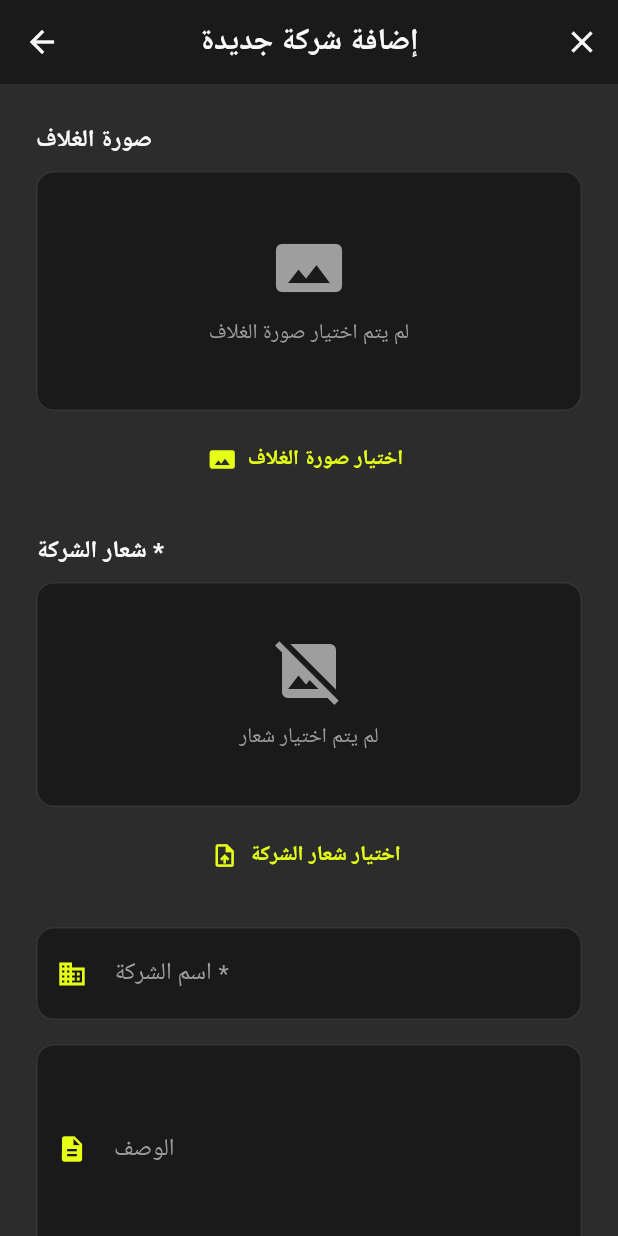
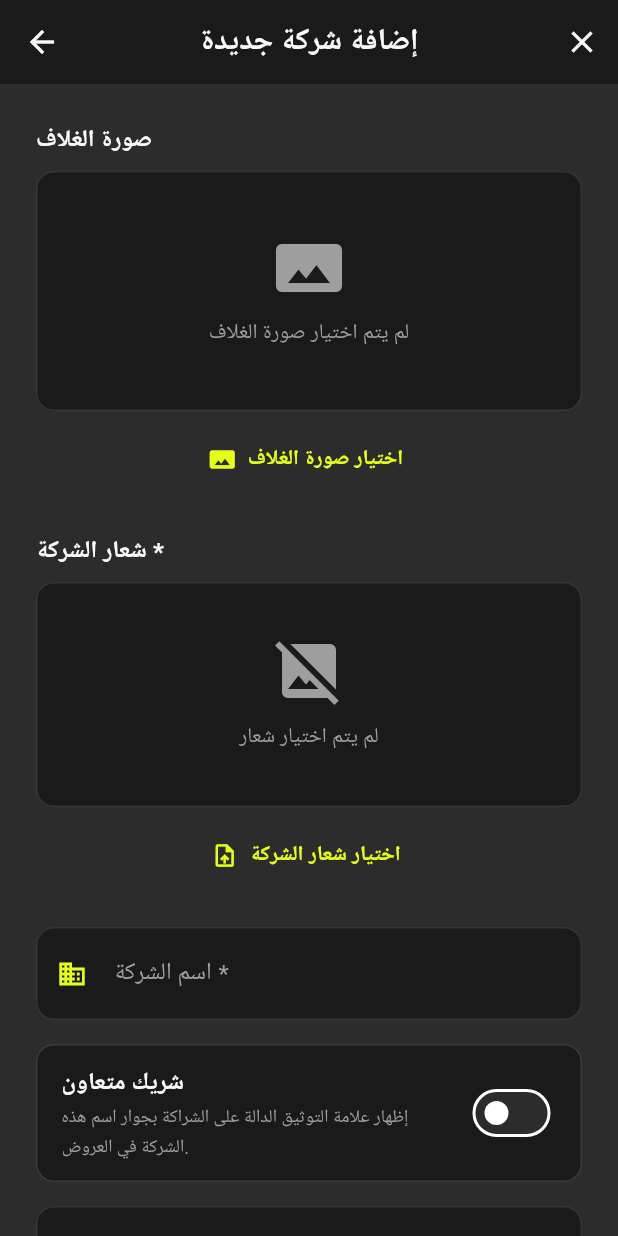
Before and after one commit to Martina-Mamdouh/Codio, a Flutter app: the CompanyEditorForm screen opened directly, on a phone screen of 412 x 824 dp. Run offline on Flutter 3.47's test engine with Material 3 defaults, Android fonts, the phone set to English and light mode, and no system bars; our stand-ins replace cached_network_image, carousel_slider, file_picker, firebase_core, flutter_map, flutter_screenutil and 11 more; missing offline and left inert: in_app_update, onesignal_flutter; accounts and stored records are empty; network calls fail; Roboto replaces fonts that are missing (Cairo).

Commit message:
Banner views analytics+Make an icon for the partner companies+Make discount tag and font smaller

```diff
--- a/lib/admin/views/widgets/company_editor_form.dart
+++ b/lib/admin/views/widgets/company_editor_form.dart
@@ -56,6 +56,9 @@ class CompanyEditorFormState extends State<CompanyEditorForm> {
   Set<int> _selectedCategoryIds = {}; // ✅ Multi-select
   int? _selectedPrimaryCategoryId; // ✅ Primary category
 
+  // ✅ Partner
+  bool _isPartner = false; // ✅
+
   // ✅ Branches
   List<Map<String, dynamic>> _branches = [];
 
@@ -89,6 +92,7 @@ class CompanyEditorFormState extends State<CompanyEditorForm> {
       _selectedCategoryIds =
           company.categoryIds?.toSet() ?? {}; // ✅ Multi-select
       _selectedPrimaryCategoryId = company.primaryCategoryId; // ✅ Primary
+      _isPartner = company.isPartner ?? false; // ✅
       _latController.text = company.lat.toString();
       _lngController.text = company.lng.toString();
       _descriptionController.text = company.description ?? '';
@@ -151,6 +155,7 @@ class CompanyEditorFormState extends State<CompanyEditorForm> {
       _selectedCoverBytes = null; // ✅
       _selectedCategoryIds = {}; // ✅
       _selectedPrimaryCategoryId = null; // ✅
+      _isPartner = false; // ✅
       _branches = []; // ✅ Branches
     }
   }
@@ -279,6 +284,7 @@ class CompanyEditorFormState extends State<CompanyEditorForm> {
       'instagram_url': _igController.text.trim().isEmpty
           ? null
           : _igController.text.trim(), // ✅
+      'is_partner': _isPartner, // ✅
       'social_links': {
         'facebook': _fbController.text.trim(),
         'whatsapp': _waController.text.trim(),
@@ -480,6 +486,36 @@ class CompanyEditorFormState extends State<CompanyEditorForm> {
                 hint: 'أدخل اسم الشركة',
                 icon: Icons.business,
                 validator: (val) => val!.isEmpty ? 'اسم الشركة مطلوب' : null,
+              ),
+              const SizedBox(height: 16),
+
+              // ✅ شريك متعاون
+              Container(
+                decoration: BoxDecoration(
+                  color: AppTheme.kDarkBackground,
+                  borderRadius: BorderRadius.circular(12),
+                  border: Border.all(color: AppTheme.kCardBorder),
+                ),
+                child: SwitchListTile(
+                  title: const Text(
+                    'شريك متعاون',
+                    style: TextStyle(
+                      color: AppTheme.kLightText,
+                      fontWeight: FontWeight.bold,
+                    ),
+                  ),
+                  subtitle: const Text(
+                    'إظهار علامة التوثيق الدالة على الشراكة بجوار اسم هذه الشركة في العروض.',
+                    style: TextStyle(color: AppTheme.kSubtleText, fontSize: 12),
+                  ),
+                  value: _isPartner,
+                  onChanged: (val) {
+                    setState(() {
+                      _isPartner = val;
+                    });
+                  },
+                  activeColor: AppTheme.kElectricLime,
+                ),
               ),
               const SizedBox(height: 16),
 
--- a/lib/core/models/company_model.dart
+++ b/lib/core/models/company_model.dart
@@ -26,6 +26,7 @@ class CompanyModel {
   final List<int>? categoryIds; // ✅ New Field
   final int? primaryCategoryId; // ✅ New Field
   final String? instagramUrl; // ✅ New Field
+  final bool? isPartner; // ✅ New Field
   final List<BranchModel>? branches; // ✅ Branches
 
   CompanyModel({
@@ -52,6 +53,7 @@ class CompanyModel {
     this.categoryIds, // ✅ New Field
     this.primaryCategoryId, // ✅ New Field
     this.instagramUrl, // ✅ New Field
+    this.isPartner = false, // ✅ Partner Mark
     this.branches, // ✅ Branches
   });
 
@@ -104,6 +106,7 @@ class CompanyModel {
         primaryCategoryId: (json['primary_category_id'] as num?)
             ?.toInt(), // ✅ New Field
         instagramUrl: json['instagram_url'], // ✅ New Field
+        isPartner: (json['company_is_partner'] ?? json['is_partner']) == true, // ✅ Partner Mark
         branches: (json['company_branches'] as List<dynamic>?)
             ?.map((b) => BranchModel.fromJson(b as Map<String, dynamic>))
             .toList(),
@@ -140,6 +143,7 @@ class CompanyModel {
       'category_ids': categoryIds, // ✅ New Field
       'primary_category_id': primaryCategoryId, // ✅ New Field
       'instagram_url': instagramUrl, // ✅ New Field
+      'is_partner': isPartner,
     };
   }
 
@@ -167,6 +171,7 @@ class CompanyModel {
     List<int>? categoryIds, // ✅ New Field
     int? primaryCategoryId, // ✅ New Field
     String? instagramUrl, // ✅ New Field
+    bool? isPartner,
     List<BranchModel>? branches, // ✅ Branches
   }) {
     return CompanyModel(
@@ -194,6 +199,7 @@ class CompanyModel {
       primaryCategoryId:
           primaryCategoryId ?? this.primaryCategoryId, // ✅ New Field
       instagramUrl: instagramUrl ?? this.instagramUrl, // ✅ New Field
+      isPartner: isPartner ?? this.isPartner,
       branches: branches ?? this.branches, // ✅ Branches
     );
   }
--- a/lib/core/models/deal_model.dart
+++ b/lib/core/models/deal_model.dart
@@ -19,6 +19,7 @@ class DealModel {
   final bool isForStudents;
   final String? companyName;
   final String? companyLogo;
+  final bool companyIsPartner; // ✅ Partner Mark
   final String? linkUrl;
 
   // ✨ الحقول الجديدة
@@ -60,6 +61,7 @@ class DealModel {
     this.discountValue = '',
     this.isForStudents = false,
     this.companyName,
+    this.companyIsPartner = false, // ✅ Partner Mark
     this.linkUrl,
     this.categoryId,
     this.categoryName,
@@ -109,6 +111,13 @@ class DealModel {
                       json['companies']['logo_url'] as String?,
                     ))
             : null,
+        companyIsPartner: json['companies'] != null
+            ? (json['companies'] is List
+                  ? (json['companies'] as List).isNotEmpty
+                        ? (json['companies'] as List).first['is_partner'] == true
+                        : false
+                  : json['companies']['is_partner'] == true)
+            : false, // ✅ Partner mark
         linkUrl: json['link_url'] as String?,
 
         // ✨ الحقول الجديدة
@@ -173,6 +182,7 @@ class DealModel {
     bool? isForStudents,
     String? companyName,
     String? companyLogo,
+    bool? companyIsPartner,
     String? linkUrl,
     int? categoryId,
     String? categoryName,
@@ -200,6 +210,7 @@ class DealModel {
       isForStudents: isForStudents ?? this.isForStudents,
       companyName: companyName ?? this.companyName,
       companyLogo: companyLogo ?? this.companyLogo,
+      companyIsPartner: companyIsPartner ?? this.companyIsPartner, // ✅
       linkUrl: linkUrl ?? this.linkUrl,
       categoryId: categoryId ?? this.categoryId,
       categoryName: categoryName ?? this.categoryName,
```
Also changed, not shown: lib/app/views/company_profile_view.dart (+15 -2 lines), lib/app/views/deal_details_view.dart (+36 -8 lines), lib/app/views/widgets/deal_card.dart (+22 -7 lines), lib/core/services/supabase_service.dart (+7 -7 lines).
